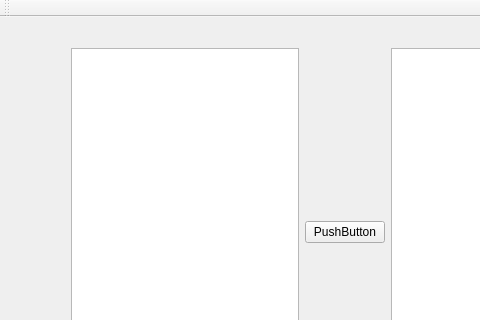
The window that mainwindow.ui (eduardomacetas/compiler) describes before a commit, drawn with Qt 5; both pictures show x 0 to 480 and y 0 to 320 of the 673 by 478 pixel window.
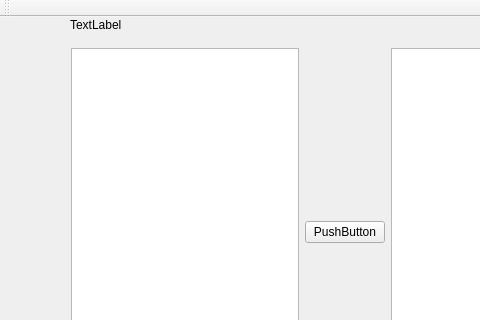
The same window after the commit.

```diff
--- a/mainwindow.ui
+++ b/mainwindow.ui
@@ -39,6 +39,19 @@
      </item>
     </layout>
    </widget>
+   <widget class="QLabel" name="label">
+    <property name="geometry">
+     <rect>
+      <x>70</x>
+      <y>0</y>
+      <width>161</width>
+      <height>16</height>
+     </rect>
+    </property>
+    <property name="text">
+     <string>TextLabel</string>
+    </property>
+   </widget>
   </widget>
   <widget class="QMenuBar" name="menuBar">
    <property name="geometry">
```
